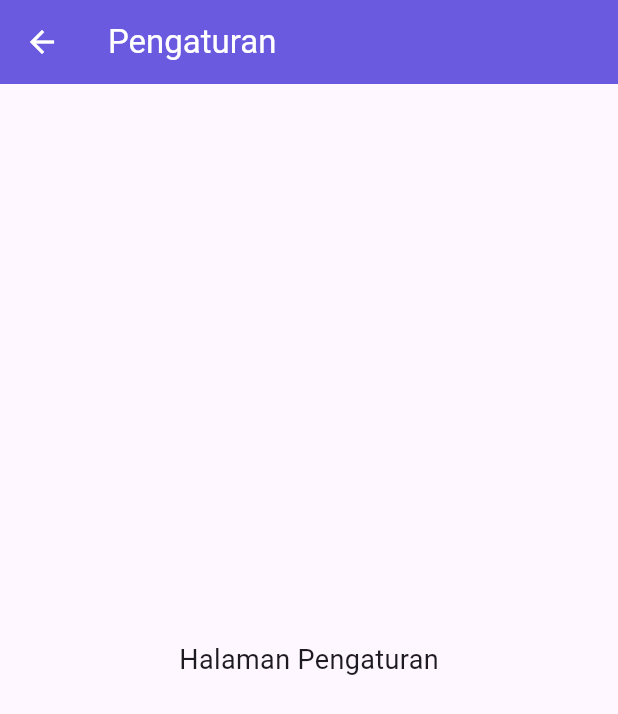
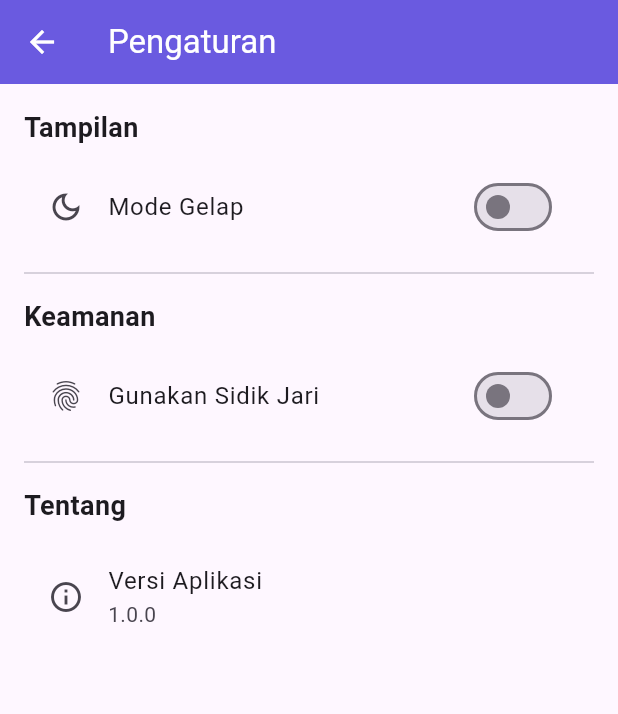
Before and after one commit to Th9o/aplikasi_catatan_rahasia, a Flutter app: the screen it shows once a user with an empty profile is signed in, in the side drawer, after a tap on "Pengaturan", on a phone screen of 412 x 824 dp. Shown: the top 714 px of the screen. Run offline on Flutter 3.47's test engine with Material 3 defaults, Android fonts, the phone set to English and light mode, and no system bars; our stand-ins replace cloud_firestore, firebase_auth, firebase_core; missing offline and left inert: encrypt; accounts and stored records are empty; statements that could not run were skipped.

Commit message:
Perbarui halaman settings_screen.dart

```diff
--- a/lib/screens/settings_screen.dart
+++ b/lib/screens/settings_screen.dart
@@ -1,7 +1,15 @@
 import 'package:flutter/material.dart';
 
-class SettingsScreen extends StatelessWidget {
+class SettingsScreen extends StatefulWidget {
   const SettingsScreen({super.key});
+
+  @override
+  State<SettingsScreen> createState() => _SettingsScreenState();
+}
+
+class _SettingsScreenState extends State<SettingsScreen> {
+  bool _isDarkMode = false;
+  bool _isFingerprintEnabled = false;
 
   @override
   Widget build(BuildContext context) {
@@ -11,11 +19,59 @@ class SettingsScreen extends StatelessWidget {
         backgroundColor: const Color(0xFF6A5AE0),
         foregroundColor: Colors.white,
       ),
-      body: const Center(
-        child: Text(
-          'Halaman Pengaturan',
-          style: TextStyle(fontSize: 18),
-        ),
+      body: ListView(
+        padding: const EdgeInsets.all(16),
+        children: [
+          const Text(
+            'Tampilan',
+            style: TextStyle(fontSize: 18, fontWeight: FontWeight.bold),
+          ),
+          const SizedBox(height: 12),
+          SwitchListTile(
+            title: const Text('Mode Gelap'),
+            value: _isDarkMode,
+            activeColor: const Color(0xFF6A5AE0),
+            onChanged: (value) {
+              setState(() {
+                _isDarkMode = value;
+              });
+              // Tambahkan logika ganti tema jika menggunakan Theme Provider
+            },
+            secondary: const Icon(Icons.dark_mode_outlined),
+          ),
+          const Divider(height: 32),
+
+          const Text(
+            'Keamanan',
+            style: TextStyle(fontSize: 18, fontWeight: FontWeight.bold),
+          ),
+          const SizedBox(height: 12),
+          SwitchListTile(
+            title: const Text('Gunakan Sidik Jari'),
+            value: _isFingerprintEnabled,
+            activeColor: const Color(0xFF6A5AE0),
+            onChanged: (value) {
+              setState(() {
+                _isFingerprintEnabled = value;
+              });
+              // Tambahkan logika autentikasi biometrik bila perlu
+            },
+            secondary: const Icon(Icons.fingerprint),
+          ),
+          const Divider(height: 32),
+
+          const Text(
+            'Tentang',
+            style: TextStyle(fontSize: 18, fontWeight: FontWeight.bold),
+          ),
+          const SizedBox(height: 12),
+          ListTile(
+            leading: const Icon(Icons.info_outline),
+            title: const Text('Versi Aplikasi'),
+            subtitle: const Text('1.0.0'),
+            onTap: () {},
+          ),
+        ],
       ),
     );
   }
```
